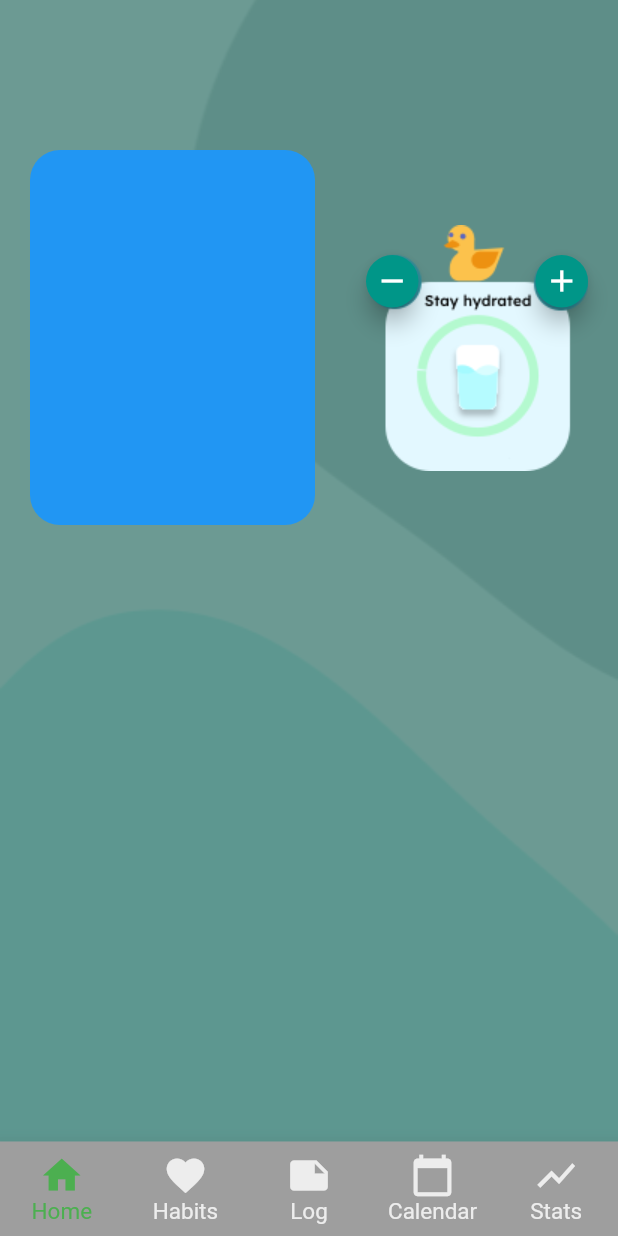
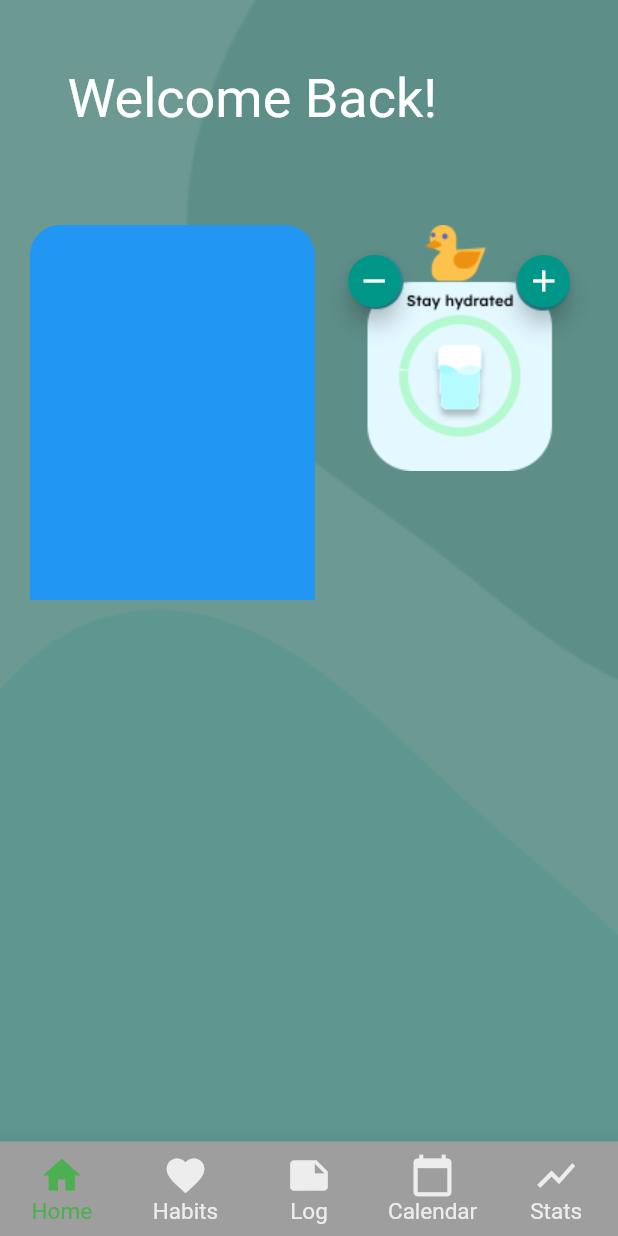
Before and after one commit to paptheop01/Introspectral, a Flutter app: the screen it shows after launch, on a phone screen of 412 x 824 dp. Run offline on Flutter 3.47's test engine with Material 2 defaults, Android fonts, the phone set to English and light mode, and no system bars; our stand-ins replace flutter_calendar_carousel, geolocator, shared_preferences, sqflite, table_calendar; accounts and stored records are empty.

Commit message:
dummy calendar + allages home

```diff
--- a/lib/home.dart
+++ b/lib/home.dart
@@ -85,11 +85,27 @@ class _HomeScreenWidgetState extends State<HomeScreenWidget> {
       body: Stack(
         children: <Widget>[
           Positioned(
-            top: 100,
+            top: 0,
+            left: 0,
+            right: 0,
+            child: Container(
+              alignment: Alignment.topLeft,
+              padding: EdgeInsets.all(45),
+              child: Text(
+                'Welcome Back!',
+                style: TextStyle(
+                  color: Color.fromARGB(255, 255, 255, 255),
+                  fontSize: 36,
+                ),
+              ),
+            ),
+          ),
+          Positioned(
+            top: 150,
             left: 20,
             child: Container(
               width: 190,
-              height: 250,
+              height: 450,
               decoration: BoxDecoration(
                 color: Colors.blue,
                 borderRadius: BorderRadius.all(Radius.circular(20.0)),
@@ -100,9 +116,10 @@ class _HomeScreenWidgetState extends State<HomeScreenWidget> {
             ),
           ),
           Container(
-            height: 350,
+            width: 400,
+            height: 400,
             child: Transform.translate(
-              offset: Offset(0, 100),
+              offset: Offset(0, 150),
               child: _buildHabitList(),
             ),
           ),
--- a/pubspec.yaml
+++ b/pubspec.yaml
@@ -43,6 +43,7 @@ dependencies:
   json_serializable: ^4.0.0
   flutter_calendar_carousel: ^2.4.0
   table_calendar:
+
 dev_dependencies:
   build_runner:
 
```
Also changed, not shown: lib/calendar.dart (+53 -1 lines).
